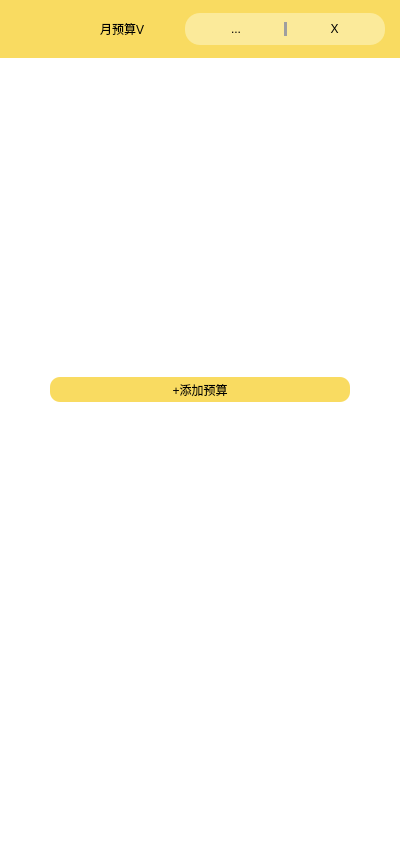
First picture: the form in Kit/budgetsubpage.ui, repository MichaelFeng823/SharkBookProject, before the edit.
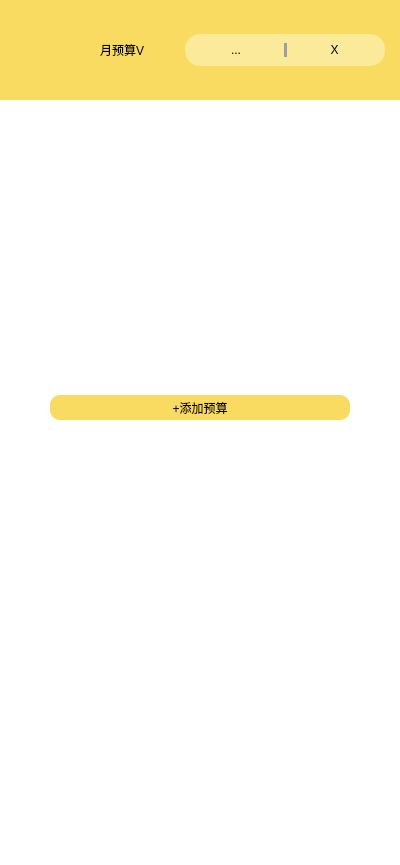
Second picture: the form after the edit. Icons and pictures are not drawn.

```diff
--- a/Kit/budgetsubpage.ui
+++ b/Kit/budgetsubpage.ui
@@ -48,7 +48,7 @@
 }
 </string>
      </property>
-     <layout class="QGridLayout" name="gridLayout_2" rowstretch="1,14">
+     <layout class="QGridLayout" name="gridLayout_2">
       <property name="leftMargin">
        <number>0</number>
       </property>
@@ -66,6 +66,12 @@
       </property>
       <item row="0" column="0">
        <widget class="QWidget" name="titlewidget" native="true">
+        <property name="minimumSize">
+         <size>
+          <width>400</width>
+          <height>100</height>
+         </size>
+        </property>
         <property name="styleSheet">
          <string notr="true">background-color: rgb(249, 219, 97);
 color:rgb(0,0,0);</string>
@@ -227,7 +233,7 @@
            </property>
           </widget>
          </item>
-         <item row="1" column="2" rowspan="2">
+         <item row="1" column="2">
           <spacer name="horizontalSpacer_2">
            <property name="orientation">
             <enum>Qt::Horizontal</enum>
```
Left out of the diff: 14 changed lines with no effect on the pictures.
